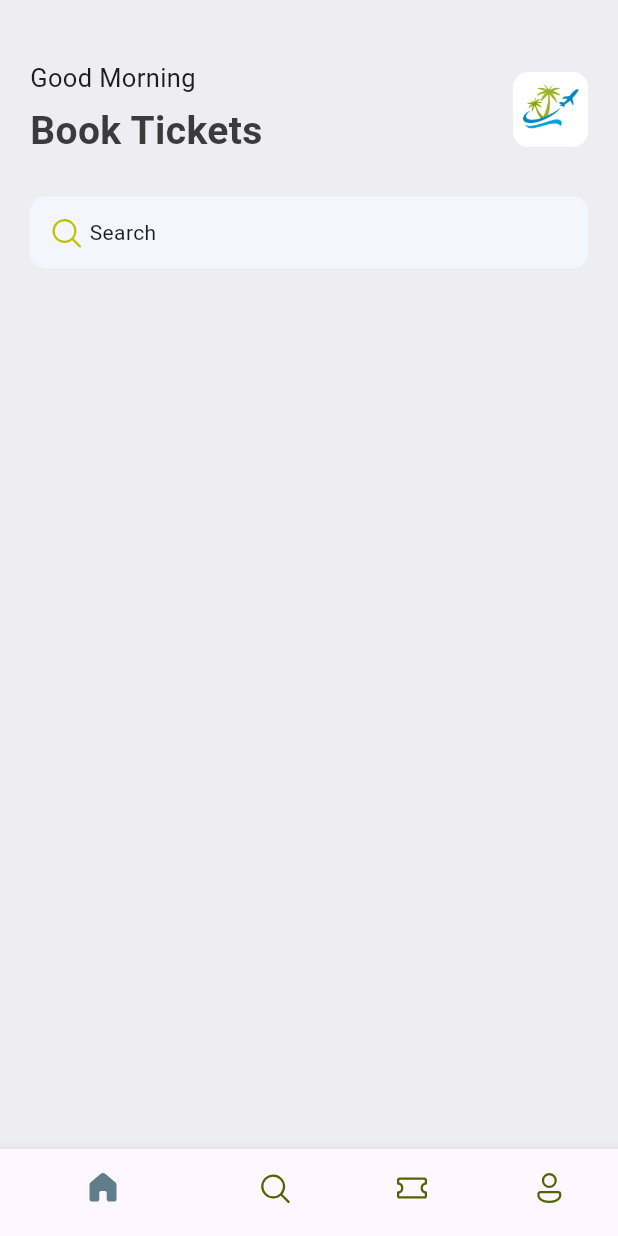
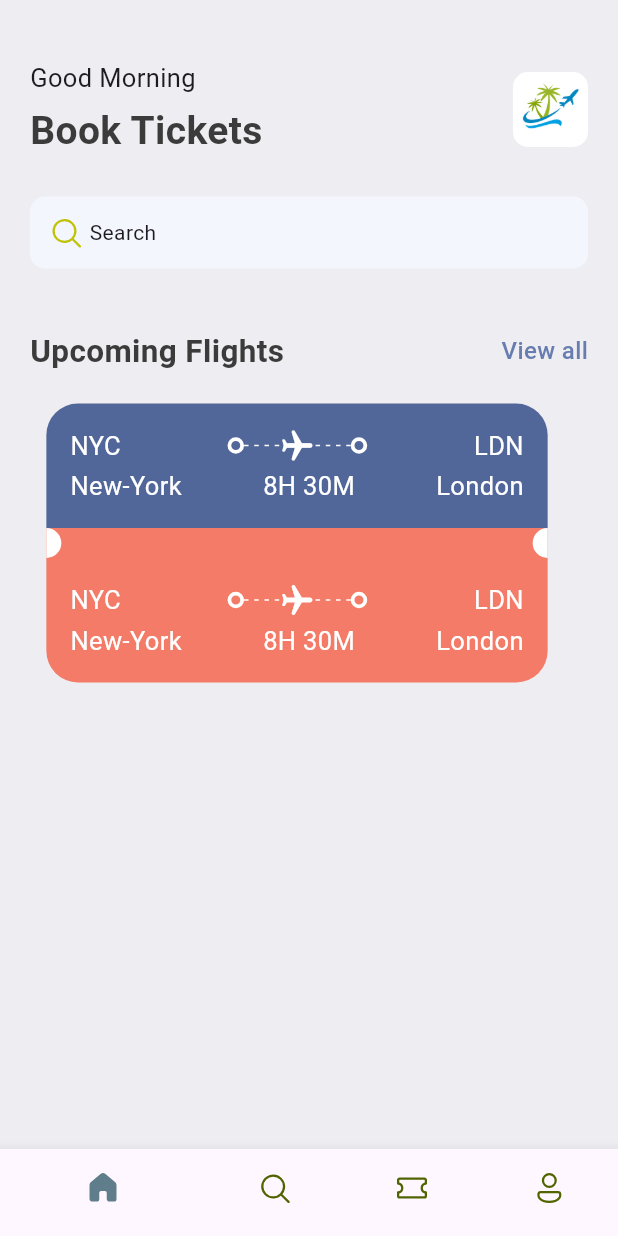
Before and after one commit to xdKeto/Ticket-App, a Flutter app: the screen it shows after launch, on a phone screen of 412 x 824 dp. Run offline on Flutter 3.47's test engine with Material 3 defaults, Android fonts, the phone set to English and light mode, and no system bars; our stand-ins replace fluentui_icons.

Commit message:
5:11:33 finishing up tickets

```diff
--- a/lib/base/bottom_navbar.dart
+++ b/lib/base/bottom_navbar.dart
@@ -24,8 +24,6 @@ class _BottomNavbarState extends State<BottomNavbar> {
     setState(() {
       _selectedIndex = index;
     });
-
-    // print("Tapped index is $_selectedIndex");
   }
 
   @override
--- a/lib/base/res/styles/app_styles.dart
+++ b/lib/base/res/styles/app_styles.dart
@@ -6,10 +6,19 @@ class AppStyles {
   static Color primaryColor = primary;
   static Color bgColor = const Color(0xffeeedf2);
   static Color textColor = const Color(0xff3b3b3b);
+  static Color ticketBlue = const Color(0xff526799);
+  static Color ticketOrange = const Color(0xfff37b67);
+
+  static TextStyle textStyle =
+      TextStyle(fontSize: 16, fontWeight: FontWeight.w500, color: textColor);
 
   static TextStyle headLineStyle1 =
       TextStyle(fontSize: 26, fontWeight: FontWeight.bold, color: textColor);
 
-  static TextStyle headLineStyle3 =
-      const TextStyle(fontSize: 17, );
+  static TextStyle headLineStyle2 =
+      TextStyle(fontSize: 21, fontWeight: FontWeight.bold, color: textColor);
+
+  static TextStyle headLineStyle3 = const TextStyle(
+    fontSize: 17,
+  );
 }
--- /dev/null
+++ b/lib/base/widgets/app_double_text.dart
@@ -0,0 +1,30 @@
+import 'package:flutter/material.dart';
+import 'package:ticket_app/base/res/styles/app_styles.dart';
+
+class AppDoubleText extends StatelessWidget {
+  const AppDoubleText(
+      {super.key, required this.bigText, required this.smallText});
+
+  final String bigText;
+  final String smallText;
+
+  @override
+  Widget build(BuildContext context) {
+    return Row(
+      mainAxisAlignment: MainAxisAlignment.spaceBetween,
+      children: [
+        Text(
+          bigText,
+          style: AppStyles.headLineStyle2,
+        ),
+        InkWell(
+          onTap: () {},
+          child: Text(
+            smallText,
+            style: AppStyles.textStyle.copyWith(color: AppStyles.primaryColor),
+          ),
+        ),
+      ],
+    );
+  }
+}
--- /dev/null
+++ b/lib/base/widgets/app_layoutBuilder.dart
@@ -0,0 +1,25 @@
+import 'package:flutter/material.dart';
+
+class AppLayoutBuilder extends StatelessWidget {
+  final int randomDivider;
+
+  const AppLayoutBuilder({super.key, required this.randomDivider});
+
+  @override
+  Widget build(BuildContext context) {
+    return LayoutBuilder(
+        builder: (BuildContext context, BoxConstraints constraints) {
+      return Flex(
+          mainAxisAlignment: MainAxisAlignment.spaceBetween,
+          direction: Axis.horizontal,
+          children: List.generate(
+              (constraints.constrainWidth() / randomDivider).floor(),
+              (index) => SizedBox(
+                    width: 3,
+                    height: 1,
+                    child: DecoratedBox(
+                        decoration: BoxDecoration(color: Colors.white)),
+                  )));
+    });
+  }
+}
--- /dev/null
+++ b/lib/base/widgets/big_circle.dart
@@ -0,0 +1,24 @@
+import 'package:flutter/material.dart';
+
+class BigCircle extends StatelessWidget {
+  final isRight;
+  const BigCircle({super.key, required this.isRight});
+
+  @override
+  Widget build(BuildContext context) {
+    return SizedBox(
+      height: 20,
+      width: 10,
+      child: DecoratedBox(
+          decoration: BoxDecoration(
+              color: Colors.white,
+              borderRadius: isRight == true
+                  ? BorderRadius.only(
+                      topRight: Radius.circular(10),
+                      bottomRight: Radius.circular(10))
+                  : BorderRadius.only(
+                      topLeft: Radius.circular(10),
+                      bottomLeft: Radius.circular(10)))),
+    );
+  }
+}
--- /dev/null
+++ b/lib/base/widgets/big_dot.dart
@@ -0,0 +1,15 @@
+import 'package:flutter/material.dart';
+
+class BigDot extends StatelessWidget {
+  const BigDot({super.key});
+
+  @override
+  Widget build(BuildContext context) {
+    return Container(
+      padding: EdgeInsets.all(3),
+      decoration: BoxDecoration(
+          border: Border.all(width: 2.5, color: Colors.white),
+          borderRadius: BorderRadius.circular(20)),
+    );
+  }
+}
--- /dev/null
+++ b/lib/base/widgets/ticket_view.dart
@@ -0,0 +1,194 @@
+import 'package:flutter/material.dart';
+import 'package:ticket_app/base/res/styles/app_styles.dart';
+import 'package:ticket_app/base/widgets/app_layoutBuilder.dart';
+import 'package:ticket_app/base/widgets/big_circle.dart';
+import 'package:ticket_app/base/widgets/big_dot.dart';
+
+class TicketView extends StatelessWidget {
+  const TicketView({super.key});
+
+  @override
+  Widget build(BuildContext context) {
+    final size = MediaQuery.of(context).size;
+    // print(size.height);
+
+    return SizedBox(
+      width: size.width * 0.85,
+      height: 200,
+      child: Container(
+        margin: EdgeInsets.only(
+          right: 16,
+        ),
+        child: Column(
+          children: [
+            Container(
+              padding: EdgeInsets.all(16),
+              decoration: BoxDecoration(
+                  color: AppStyles.ticketBlue,
+                  borderRadius: BorderRadius.only(
+                      topLeft: Radius.circular(21),
+                      topRight: Radius.circular(21))),
+              child: Center(
+                  child: Column(
+                children: [
+                  // Show departure and destination with icons first line
+                  Row(
+                    children: [
+                      Text(
+                        "NYC",
+                        style: AppStyles.headLineStyle3
+                            .copyWith(color: Colors.white),
+                      ),
+                      Expanded(child: Container()),
+                      BigDot(),
+                      Expanded(
+                          child: Stack(
+                        children: [
+                          SizedBox(
+                            height: 24,
+                            child: AppLayoutBuilder(
+                              randomDivider: 6,
+                            ),
+                          ),
+                          Center(
+                            child: Transform.rotate(
+                              angle: 1.57,
+                              child: Icon(
+                                Icons.local_airport_rounded,
+                                color: Colors.white,
+                              ),
+                            ),
+                          )
+                        ],
+                      )),
+                      BigDot(),
+                      Expanded(child: Container()),
+                      Text(
+                        "LDN",
+                        style: AppStyles.headLineStyle3
+                            .copyWith(color: Colors.white),
+                      ),
+                    ],
+                  ),
+                  // show departure and desitantion with time
+                  SizedBox(
+                    height: 3,
+                  ),
+                  Row(
+                    children: [
+                      Text(
+                        "New-York",
+                        style: AppStyles.headLineStyle3
+                            .copyWith(color: Colors.white),
+                      ),
+                      Expanded(child: Container()),
+                      Text(
+                        "8H 30M",
+                        style: AppStyles.headLineStyle3
+                            .copyWith(color: Colors.white),
+                      ),
+                      Expanded(child: Container()),
+                      Text(
+                        "London",
+                        style: AppStyles.headLineStyle3
+                            .copyWith(color: Colors.white),
+                      ),
+                    ],
+                  ),
+                ],
+              )),
+            ),
+            Container(
+              height: 20,
+              color: AppStyles.ticketOrange,
+              child: Row(
+                children: [
+                  BigCircle(isRight: true,),
+                  Expanded(child: Container()),
+                  BigCircle(isRight: false,)
+                ],
+              ),
+            ),
+            Container(
+              padding: EdgeInsets.all(16),
+              decoration: BoxDecoration(
+                  color: AppStyles.ticketOrange,
+                  borderRadius: BorderRadius.only(
+                      bottomLeft: Radius.circular(21),
+                      bottomRight: Radius.circular(21))),
+              child: Center(
+                  child: Column(
+                children: [
+                  // Show departure and destination with icons first line
+                  Row(
+                    children: [
+                      Text(
+                        "NYC",
+                        style: AppStyles.headLineStyle3
+                            .copyWith(color: Colors.white),
+                      ),
+                      Expanded(child: Container()),
+                      BigDot(),
+                      Expanded(
+                          child: Stack(
+                        children: [
+                          SizedBox(
+                            height: 24,
+                            child: AppLayoutBuilder(
+                              randomDivider: 6,
+                            ),
+                          ),
+                          Center(
+                            child: Transform.rotate(
+                              angle: 1.57,
+                              child: Icon(
+                                Icons.local_airport_rounded,
+                                color: Colors.white,
+                              ),
+                            ),
+                          )
+                        ],
+                      )),
+                      BigDot(),
+                      Expanded(child: Container()),
+                      Text(
+                        "LDN",
+                        style: AppStyles.headLineStyle3
+                            .copyWith(color: Colors.white),
+                      ),
+                    ],
+                  ),
+                  // show departure and desitantion with time
+                  SizedBox(
+                    height: 3,
+                  ),
+                  Row(
+                    children: [
+                      Text(
+                        "New-York",
+                        style: AppStyles.headLineStyle3
+                            .copyWith(color: Colors.white),
+                      ),
+                      Expanded(child: Container()),
+                      Text(
+                        "8H 30M",
+                        style: AppStyles.headLineStyle3
+                            .copyWith(color: Colors.white),
+                      ),
+                      Expanded(child: Container()),
+                      Text(
+                        "London",
+                        style: AppStyles.headLineStyle3
+                            .copyWith(color: Colors.white),
+                      ),
+                    ],
+                  ),
+                ],
+              )),
+            ),
+          ],
+        ),
+      ),
+    );
+  }
+}
--- a/lib/screens/home_screen.dart
+++ b/lib/screens/home_screen.dart
@@ -1,10 +1,11 @@
 // ignore_for_file: prefer_const_constructors, prefer_const_literals_to_create_immutables
 
 import 'package:fluentui_icons/fluentui_icons.dart';
-import 'package:flutter/cupertino.dart';
 import 'package:flutter/material.dart';
 import 'package:ticket_app/base/res/media.dart';
 import 'package:ticket_app/base/res/styles/app_styles.dart';
+import 'package:ticket_app/base/widgets/app_double_text.dart';
+import 'package:ticket_app/base/widgets/ticket_view.dart';
 
 class HomeScreen extends StatelessWidget {
   const HomeScreen({super.key});
@@ -16,7 +17,9 @@ class HomeScreen extends StatelessWidget {
       // list view so it can be scrollable
       body: ListView(
         children: [
-          SizedBox(height: 40,),
+          SizedBox(
+            height: 40,
+          ),
           Container(
             padding: EdgeInsets.symmetric(horizontal: 20),
             child: Column(
@@ -48,7 +51,8 @@ class HomeScreen extends StatelessWidget {
                   height: 25,
                 ),
                 Container(
-                  padding: const EdgeInsets.symmetric(horizontal: 12, vertical: 12),
+                  padding:
+                      const EdgeInsets.symmetric(horizontal: 12, vertical: 12),
                   decoration: BoxDecoration(
                     borderRadius: BorderRadius.circular(10),
                     color: const Color(0xfff4f6fd),
@@ -62,10 +66,21 @@ class HomeScreen extends StatelessWidget {
                       Text(' Search'),
                     ],
                   ),
-                )
+                ),
+                SizedBox(
+                  height: 40,
+                ),
+                AppDoubleText(
+                  bigText: 'Upcoming Flights',
+                  smallText: 'View all',
+                ),
+                SizedBox(
+                  height: 20,
+                ),
+                TicketView()
               ],
             ),
-          )
+          ),
         ],
       ),
     );
```
